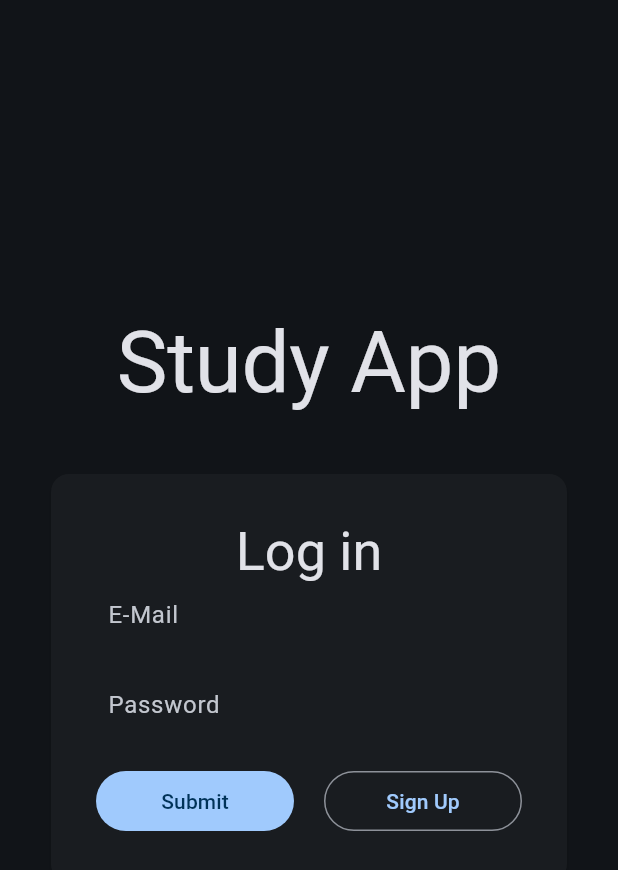
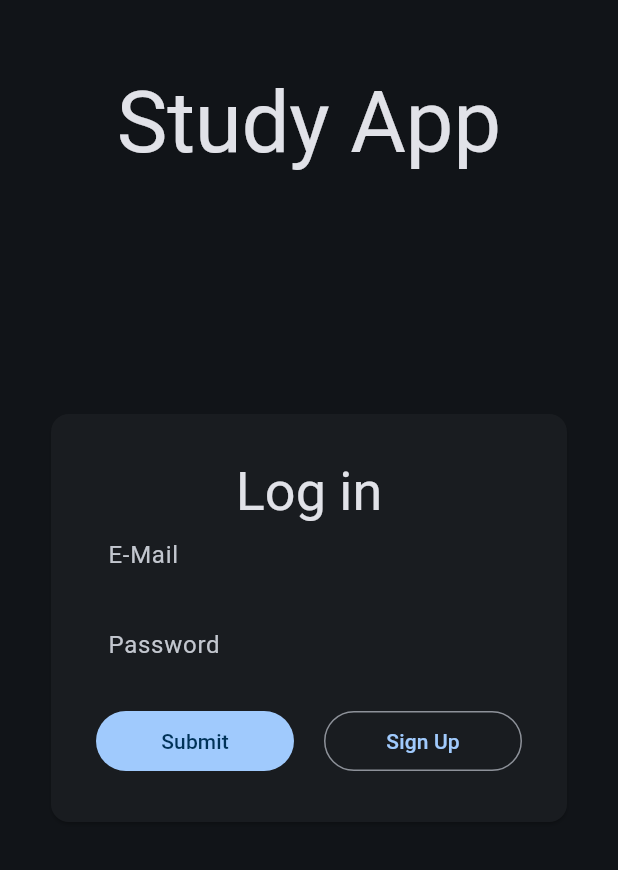
Before and after one commit to fedqq/Flutter-Study-App, a Flutter app: the screen it shows after launch, on a phone screen of 412 x 824 dp. Shown: the top 870 px of the screen. Run offline on Flutter 3.47's test engine with Material 3 defaults, Android fonts, the phone set to English and light mode, and no system bars; our stand-ins replace cloud_firestore, dynamic_color, firebase_auth, firebase_core, fl_chart; missing offline and left inert: flutter_material_color_picker, window_rounded_corners; accounts and stored records are empty; Roboto replaces fonts that are missing (Product Sans); project files that could hold a hidden picture were left out.

Commit message:
Bugfixes, refactoring

```diff
--- a/lib/data_managers/firestore_manager.dart
+++ b/lib/data_managers/firestore_manager.dart
@@ -47,6 +47,9 @@ Future<List<DocSnapshot>> cardsFromSubject(String s) async =>
 
 Future<List<DocSnapshot>> cardsFromTopic(String t) async =>
     (await cardCollection.where('topic', isEqualTo: t).get()).docs;
+
+Future<List<DocSnapshot>> testsFromSubject(String s) async =>
+    (await testCollection.get()).docs.where((a) => (a.get('area') as String).contains(s)).toList();
 
 DocSnapshotFuture cardNamed(String n) async => (await cardCollection.where('name', isEqualTo: n).get()).docs.first;
 
@@ -167,7 +170,7 @@ Future<void> _loadSubjects(List<Subject> subjects) async {
   }
 }
 
-Future<void> saveData() async => _user.set(<String, Object>{
+Future<void> saveData() async => _user.set({
       'username': user_data.userName,
       'goal': user_data.dailyGoal,
       'color': user_data.color.value,
--- a/lib/main.dart
+++ b/lib/main.dart
@@ -45,7 +45,7 @@ class _MyAppState extends State<MyApp> {
         ),
       ),
       initialRoute: '/splash',
-      routes: <String, WidgetBuilder>{'/splash': (context) => const SplashScreen()},
+      routes: {'/splash': (context) => const SplashScreen()},
     );
   }
 }
--- a/lib/pages/login_page.dart
+++ b/lib/pages/login_page.dart
@@ -173,15 +173,14 @@ class _LoginPageState extends State<LoginPage> {
 
   @override
   Widget build(BuildContext context) => Scaffold(
-        body: Column(
+        body: Stack(
+          alignment: Alignment.center,
           children: [
-            const Spacer(),
-            Padding(
-              padding: const EdgeInsets.all(8),
+            Positioned(
+              top: 50,
               child: Text('Study App', style: Theme.of(context).textTheme.displayLarge),
             ),
-            if (loading) buildLoader() else buildAuthForm(),
-            const Spacer(),
+            Center(child: loading ? buildLoader() : buildAuthForm()),
           ],
         ),
       );
--- a/lib/pages/results_page.dart
+++ b/lib/pages/results_page.dart
@@ -30,7 +30,7 @@ class _ResultsPageState extends State<ResultsPage> {
     final docs = cardsDocs.docs;
     final ref = docs.firstWhere((a) => cards[index].compare(a)).reference;
 
-    await ref.update(<Object, Object?>{'answer': cards[index].meaning});
+    await ref.update({'answer': cards[index].meaning});
 
     setState(() => widget.test.scored[cards[index]] = true);
   }
--- a/lib/states/task.dart
+++ b/lib/states/task.dart
@@ -11,5 +11,5 @@ class Task {
   late Color color;
   late String desc;
 
-  bool compare(QueryDocumentSnapshot a) => a['name'] == name && a['date'] == dueDate.millisecondsSinceEpoch;
+  bool isEqualTo(QueryDocumentSnapshot a) => a['name'] == name && a['date'] == dueDate.millisecondsSinceEpoch;
 }
--- a/lib/widgets/day_card.dart
+++ b/lib/widgets/day_card.dart
@@ -81,7 +81,7 @@ class _DayCardState extends State<DayCard> {
                                 (a['date'] == widget.tasks[index].dueDate.millisecondsSinceEpoch),
                           )
                           .reference
-                          .update(<Object, Object?>{'completed': true});
+                          .update({'completed': true});
 
                       setState(() {
                         widget.tasks[index].completed = true;
--- a/lib/widgets/task_popup.dart
+++ b/lib/widgets/task_popup.dart
@@ -30,7 +30,7 @@ class _TaskPopupState extends State<TaskPopup> {
     await taskDocs.docs
         .firstWhere((a) => a['name'] == widget.task.name && a['desc'] == widget.task.desc)
         .reference
-        .update(<Object, Object?>{
+        .update({
       'name': result.first,
       'desc': result.second,
     });
@@ -51,7 +51,7 @@ class _TaskPopupState extends State<TaskPopup> {
     await taskDocs.docs
         .firstWhere((a) => a['name'] == widget.task.name && a['desc'] == widget.task.desc)
         .reference
-        .update(<Object, Object?>{'color': color.value});
+        .update({'color': color.value});
   }
 
   void delete() {
```
Also changed, not shown: lib/pages/calendar_page.dart (+4 -11 lines), lib/pages/stats_page.dart (+7 -10 lines), lib/pages/study_page.dart (+9 -4 lines), lib/pages/subject_page.dart (+5 -12 lines), lib/pages/subjects_page.dart (+10 -7 lines), lib/pages/test_page.dart (+4 -5 lines), lib/widgets/topic_card.dart (+7 -10 lines).
